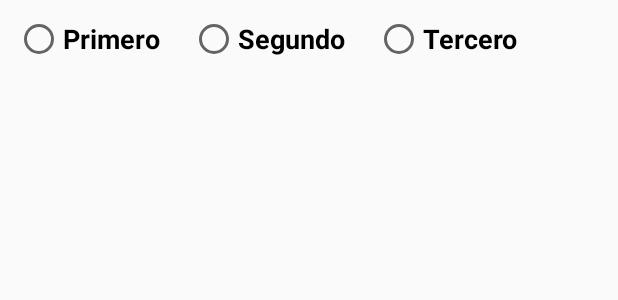
After one commit to Leidy-Zulu/Components, an Android app: the layout activity_radio_button.xml on its own in the app's theme, with its tools: preview values and no code run, on a phone screen of 412 x 824 dp. The commit adds this screen. Shown: the top 300 px of the screen. Run offline under Robolectric (Android 15) with nearby library versions, the phone set to English and light mode, and no system bars.

Commit message:
Metodo onclick para los botones, creación de radioGroup

```diff
--- a/app/src/main/AndroidManifest.xml
+++ b/app/src/main/AndroidManifest.xml
@@ -16,6 +16,7 @@
                 <category android:name="android.intent.category.LAUNCHER" />
             </intent-filter>
         </activity>
+        <activity android:name=".RadioButton"></activity>
     </application>
 
 </manifest>
--- /dev/null
+++ b/app/src/main/res/layout/activity_radio_button.xml
@@ -0,0 +1,41 @@
+<?xml version="1.0" encoding="utf-8"?>
+<android.support.constraint.ConstraintLayout xmlns:android="http://schemas.android.com/apk/res/android"
+    xmlns:app="http://schemas.android.com/apk/res-auto"
+    xmlns:tools="http://schemas.android.com/tools"
+    android:layout_width="match_parent"
+    android:layout_height="match_parent"
+    tools:context="com.example.components.RadioButton">
+
+
+    <RadioGroup
+        android:layout_width="368dp"
+        android:layout_height="wrap_content"
+        android:orientation="horizontal">
+
+        <RadioButton
+            android:layout_width="wrap_content"
+            android:layout_height="wrap_content"
+            android:layout_margin="10dp"
+            android:text="@string/radio_button_first"
+            android:textAppearance="@style/Base.TextAppearance.AppCompat.Medium"
+            android:textStyle="bold" />
+
+        <RadioButton
+            android:layout_width="wrap_content"
+            android:layout_height="wrap_content"
+            android:layout_margin="10dp"
+            android:text="@string/radio_button_second"
+            android:textAppearance="@style/Base.TextAppearance.AppCompat.Medium"
+            android:textStyle="bold" />
+
+        <RadioButton
+            android:layout_width="wrap_content"
+            android:layout_height="wrap_content"
+            android:layout_margin="10dp"
+            android:text="@string/radio_button_third"
+            android:textAppearance="@style/Base.TextAppearance.AppCompat.Medium"
+            android:textStyle="bold" />
+
+    </RadioGroup>
+
+</android.support.constraint.ConstraintLayout>
--- a/app/src/main/res/values/strings.xml
+++ b/app/src/main/res/values/strings.xml
@@ -1,4 +1,7 @@
 <resources>
     <string name="app_name">Components</string>
     <string name="text_button">Save</string>
+    <string name="radio_button_first">Primero</string>
+    <string name="radio_button_second">Segundo</string>
+    <string name="radio_button_third">Tercero</string>
 </resources>
--- a/app/src/main/res/values/styles.xml
+++ b/app/src/main/res/values/styles.xml
@@ -5,7 +5,6 @@
         <!-- Customize your theme here. -->
         <item name="colorPrimary">@color/colorPrimary</item>
         <item name="colorPrimaryDark">@color/colorPrimaryDark</item>
-        <item name="colorAccent">@color/colorAccent</item>
     </style>
 
 </resources>
```
Also changed, not shown: app/src/main/java/com/example/components/Button.java (+20 -0 lines), app/src/main/java/com/example/components/RadioButton.java (added, +13 -0 lines), app/src/main/res/layout/activity_button.xml (+13 -8 lines).
